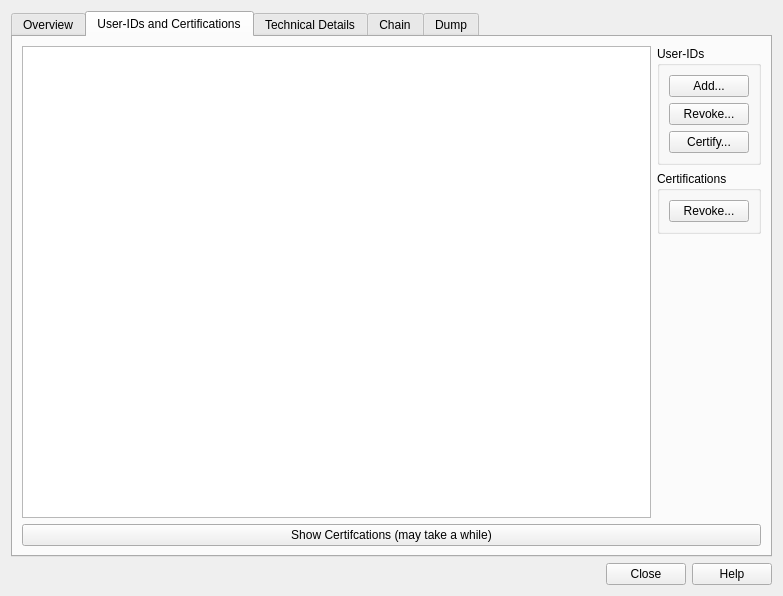
This is dialogs/certificatedetailsdialog.ui in sensama/kleopatra as Qt 5 draws it before an edit. The edited form follows.
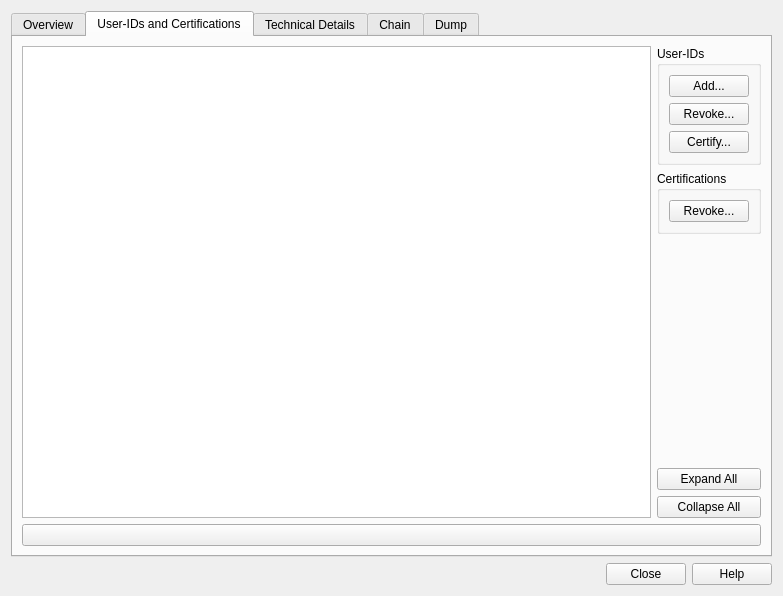
This is the edited form. The open tabs and pages were chosen to show the change. Custom widgets are drawn as their Qt base class.

Commit message: Implement loading of signatures, implement own()

Patch:
```diff
--- a/dialogs/certificatedetailsdialog.ui
+++ b/dialogs/certificatedetailsdialog.ui
@@ -195,6 +195,20 @@
              </property>
             </spacer>
            </item>
+           <item>
+            <widget class="QPushButton" name="expandAllCertificationsPB" >
+             <property name="text" >
+              <string>Expand All</string>
+             </property>
+            </widget>
+           </item>
+           <item>
+            <widget class="QPushButton" name="collapseAllCertificationsPB" >
+             <property name="text" >
+              <string>Collapse All</string>
+             </property>
+            </widget>
+           </item>
           </layout>
          </item>
         </layout>
@@ -202,7 +216,7 @@
        <item>
         <widget class="QPushButton" name="showCertificationsPB" >
          <property name="text" >
-          <string>Show Certifcations (may take a while)</string>
+          <string/>
          </property>
         </widget>
        </item>
```
Left out of the diff: 32 changed lines with no effect on the pictures. The commit also changes 2 other files.
